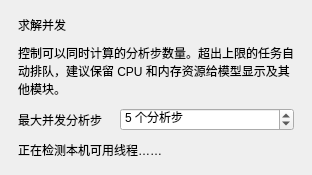
jiwangxia/YQY_BB, file YQY/GUI/Ui/SettingsPanel.ui: the form before one commit.
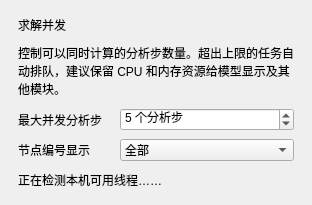
The form after the commit.

```diff
--- a/YQY/GUI/Ui/SettingsPanel.ui
+++ b/YQY/GUI/Ui/SettingsPanel.ui
@@ -37,6 +37,14 @@
           <property name="suffix"><string> 个分析步</string></property>
          </widget>
         </item>
+       <item row="1" column="0"><widget class="QLabel" name="nodeLabelModeLabel"><property name="text"><string>节点编号显示</string></property></widget></item>
+       <item row="1" column="1">
+        <widget class="QComboBox" name="nodeLabelModeCombo">
+         <property name="minimumSize"><size><width>150</width><height>0</height></size></property>
+         <item><property name="text"><string>全部</string></property></item>
+         <item><property name="text"><string>自适应</string></property></item>
+        </widget>
+       </item>
        </layout>
       </item>
       <item><widget class="QLabel" name="statusLabel"><property name="text"><string>正在检测本机可用线程……</string></property><property name="wordWrap"><bool>true</bool></property></widget></item>
```
Lines whose indentation alone changed are shown as unchanged.
